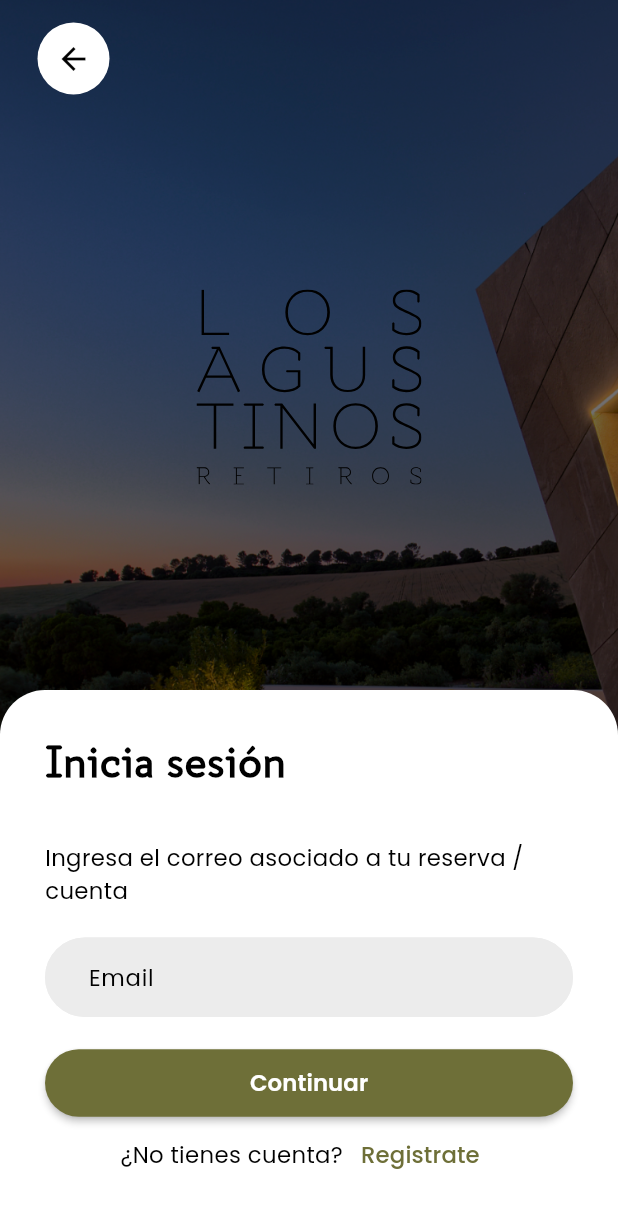
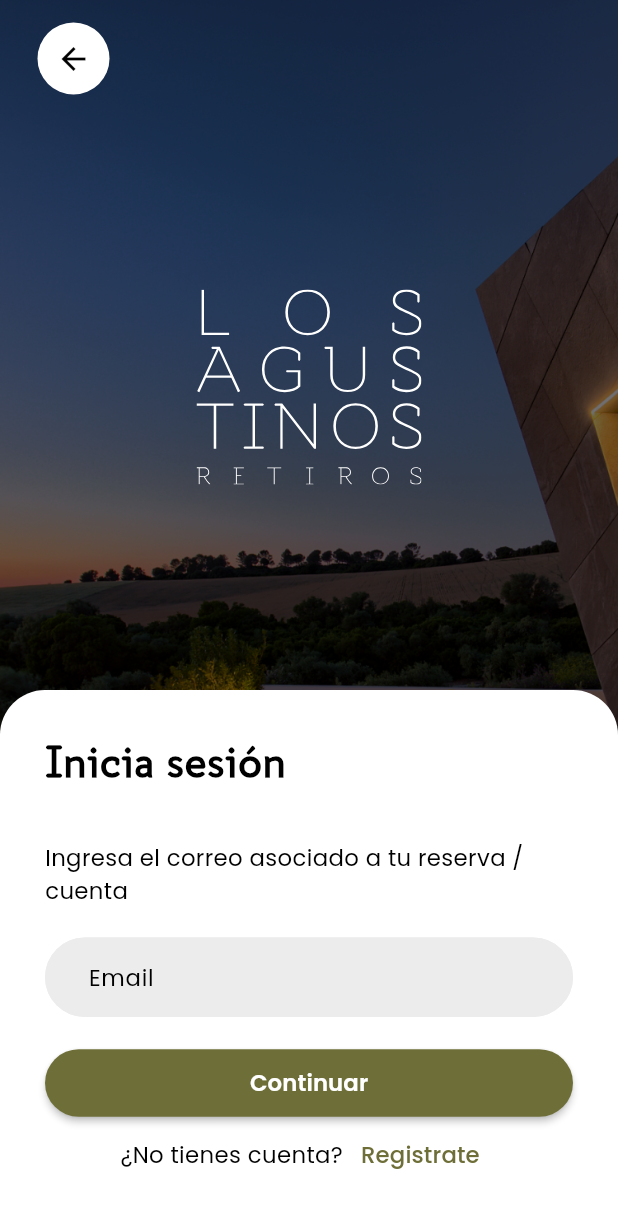
Before and after one commit to AnsonyDev/cortijo-app-functional, a Flutter app: the screen it shows after launch, after a tap on "¿Ya tienes una cuenta? Inicia sesión", on a phone screen of 412 x 824 dp. Shown: the top 1208 px of the screen. Run offline on Flutter 3.47's test engine with Material 3 defaults, Android fonts, the light colour scheme and no system bars; our stand-ins replace auto_route, cached_network_image, dio, dotted_border, dropdown_button2, equatable and 17 more; missing offline and left inert: map_launcher, slide_to_confirm; accounts and stored records are empty; statements that could not run were skipped; project files that could hold a hidden picture were left out.

Commit message:
logo white

```diff
--- a/lib/features/intro_authentication/widgets/intro_final_view.dart
+++ b/lib/features/intro_authentication/widgets/intro_final_view.dart
@@ -45,7 +45,7 @@ class IntroFinal extends StatelessWidget {
                   ),
                 ),
                 const SizedBox(height: 130),
-                SvgPicture.asset('assets/icons/LOGO_BLANCO.svg', width: 150),
+                SvgPicture.asset('assets/icons/LOGO_BLANCO.svg', width: 150, color: Colors.white,),
                 // const Spacer(),
               ],
             ),
--- a/lib/features/welcome/welcome_mobile.dart
+++ b/lib/features/welcome/welcome_mobile.dart
@@ -18,7 +18,7 @@ class _WelcomeMobile extends StatelessWidget {
                 const SizedBox(height: 200),
                 SvgPicture.asset(
                   model.logoWhite,
-                  width: 150,
+                  width: 150,color: Colors.white,
                 ),
                 const SizedBox(height: 30),
                 const Text(
--- a/pubspec.yaml
+++ b/pubspec.yaml
@@ -4,7 +4,7 @@ description: A new Flutter project.
 
 publish_to: none
 
-version: 1.0.9+25
+version: 1.0.9+26
 
 environment:
   sdk: '>=2.18.0 <3.0.0'
```
